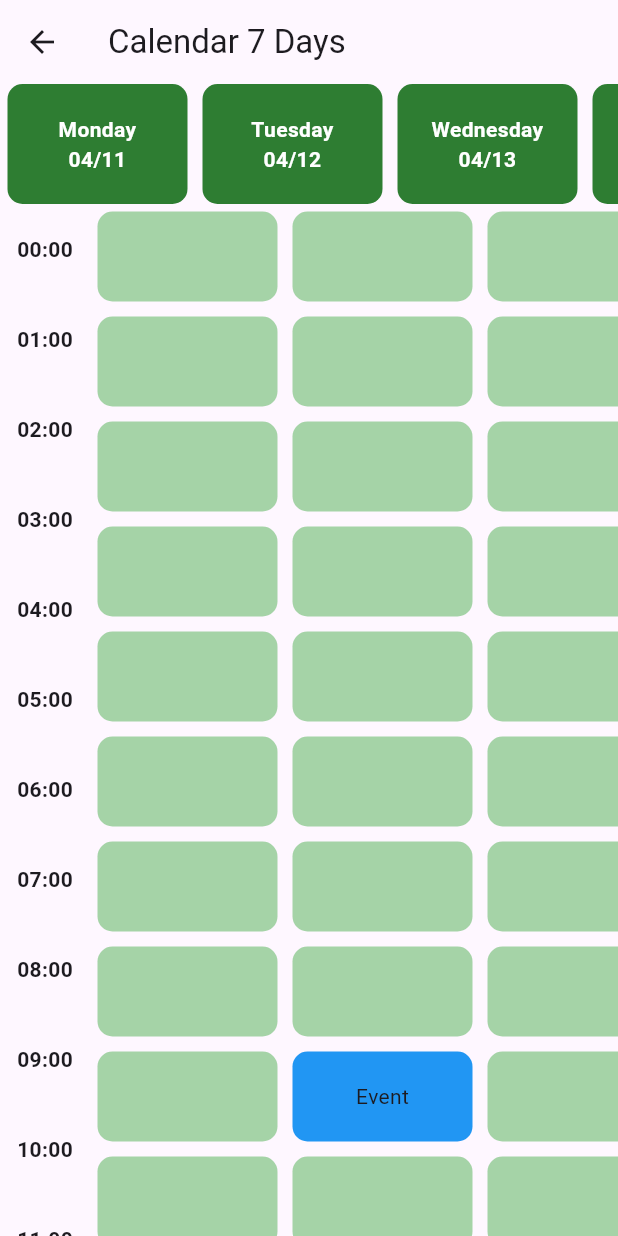
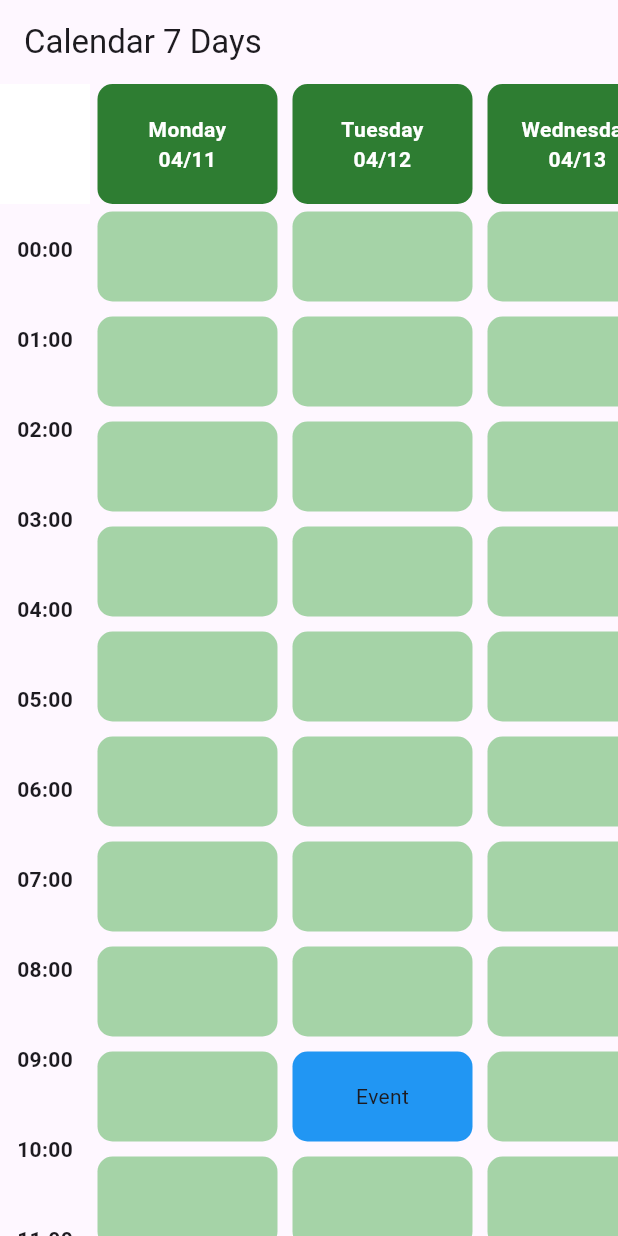
Before and after one commit to wizardap/vnu_student, a Flutter app: the CalendarScreen screen opened directly, on a phone screen of 412 x 824 dp. Run offline on Flutter 3.47's test engine with Material 3 defaults, Android fonts, the phone set to English and light mode, and no system bars.

Commit message:
little change calendar screen

```diff
--- a/lib/main.dart
+++ b/lib/main.dart
@@ -1,4 +1,5 @@
 import 'package:flutter/material.dart';
+import 'screens/calendar.dart';
 
 void main() {
   runApp(const MyApp());
@@ -31,7 +32,8 @@ class MyApp extends StatelessWidget {
         colorScheme: ColorScheme.fromSeed(seedColor: Colors.deepPurple),
         useMaterial3: true,
       ),
-      home: const MyHomePage(title: 'Flutter Demo Home Page'),
+      // home: const MyHomePage(title: 'Flutter Demo Home Page'),
+      home: CalendarScreen(),
     );
   }
 }
--- a/lib/screens/calendar.dart
+++ b/lib/screens/calendar.dart
@@ -71,6 +71,13 @@ class _CalendarScreenState extends State<CalendarScreen> {
               controller:
                   _horizontalHeaderScrollController, // Sync horizontal scroll
               child: Row(
+                children: [
+                  Container(
+                    width: 60, // Blank space at the intersection
+                    height: 80,
+                    color: Colors.white,
+                  ),
+                  Row(
                     children: List.generate(daysOfWeek.length, (index) {
                       return Container(
                         width: dayCellWidth,
@@ -91,6 +98,8 @@ class _CalendarScreenState extends State<CalendarScreen> {
                         ),
                       );
                     }),
+                  ),
+                ],
               ),
             ),
           ),
```
Lines whose indentation alone changed are shown as unchanged.
